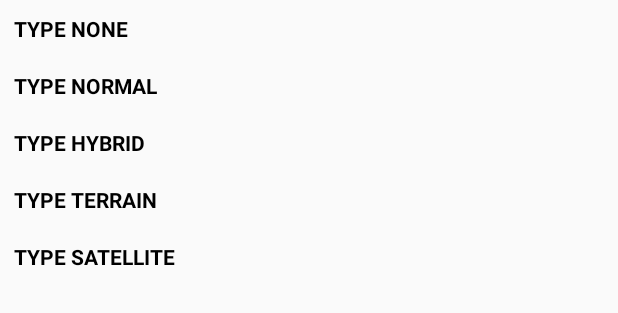
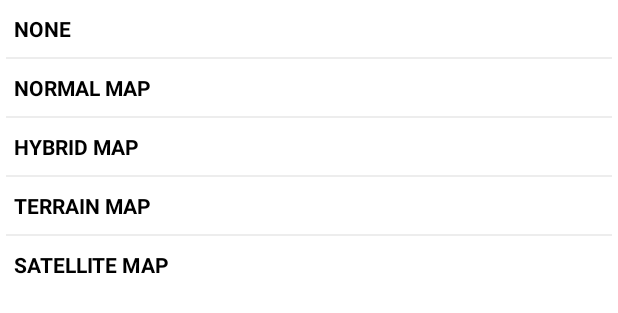
Before and after one commit to NDBNeer/FA_Namrata_C0853345_android, an Android app: the layout dialoglayout.xml on its own in the app's theme, with its tools: preview values and no code run, on a phone screen of 412 x 824 dp. Shown: the top 313 px of the screen. Run offline under Robolectric (Android 15) with nearby library versions, the phone set to English and light mode, and no system bars.

Commit message:
dialoglayout design changes

```diff
--- a/app/src/main/res/layout/dialoglayout.xml
+++ b/app/src/main/res/layout/dialoglayout.xml
@@ -2,6 +2,7 @@
 <LinearLayout xmlns:android="http://schemas.android.com/apk/res/android"
     android:layout_width="match_parent"
     android:layout_height="match_parent"
+    android:background="@color/white"
     android:orientation="vertical">
     <TextView
         android:id="@+id/type_none"
@@ -12,6 +13,13 @@
         android:layout_width="match_parent"
         android:layout_height="wrap_content">
     </TextView>
+    <View
+        android:layout_width="match_parent"
+        android:layout_height="@dimen/_1sdp"
+        android:background="@color/darkgrey"
+        android:layout_marginStart="@dimen/_3sdp"
+        android:layout_marginEnd="@dimen/_3sdp"
+        android:alpha="0.1"/>
     <TextView
         android:id="@+id/type_normal"
         android:padding="@dimen/_7sdp"
@@ -21,6 +29,13 @@
         android:layout_width="match_parent"
         android:layout_height="wrap_content">
     </TextView>
+    <View
+        android:layout_width="match_parent"
+        android:layout_height="@dimen/_1sdp"
+        android:background="@color/darkgrey"
+        android:layout_marginStart="@dimen/_3sdp"
+        android:layout_marginEnd="@dimen/_3sdp"
+        android:alpha="0.1"/>
     <TextView
         android:id="@+id/type_hybrid"
         android:padding="@dimen/_7sdp"
@@ -30,6 +45,13 @@
         android:layout_width="match_parent"
         android:layout_height="wrap_content">
     </TextView>
+    <View
+        android:layout_width="match_parent"
+        android:layout_height="@dimen/_1sdp"
+        android:background="@color/darkgrey"
+        android:layout_marginStart="@dimen/_3sdp"
+        android:layout_marginEnd="@dimen/_3sdp"
+        android:alpha="0.1"/>
     <TextView
         android:id="@+id/type_terrain"
         android:padding="@dimen/_7sdp"
@@ -39,6 +61,13 @@
         android:layout_width="match_parent"
         android:layout_height="wrap_content">
     </TextView>
+    <View
+        android:layout_width="match_parent"
+        android:layout_height="@dimen/_1sdp"
+        android:background="@color/darkgrey"
+        android:layout_marginStart="@dimen/_3sdp"
+        android:layout_marginEnd="@dimen/_3sdp"
+        android:alpha="0.1"/>
     <TextView
         android:id="@+id/type_satellite"
         android:padding="@dimen/_7sdp"
--- a/app/src/main/res/values/strings.xml
+++ b/app/src/main/res/values/strings.xml
@@ -1,11 +1,11 @@
 <resources>
     <string name="app_name">FA_Namrata_C0853345_android</string>
     <string name="google_maps_key">AIzaSyCb6mHsu4ph9RCL6a8SucpVhhbcuzh_Jzo</string>
-    <string name="type_none">TYPE NONE</string>
-    <string name="type_normal">TYPE NORMAL</string>
-    <string name="type_hybrid">TYPE HYBRID</string>
-    <string name="type_terrain">TYPE TERRAIN</string>
-    <string name="type_satellite">TYPE SATELLITE</string>
+    <string name="type_none">NONE</string>
+    <string name="type_normal">NORMAL MAP</string>
+    <string name="type_hybrid">HYBRID MAP</string>
+    <string name="type_terrain">TERRAIN MAP</string>
+    <string name="type_satellite">SATELLITE MAP</string>
     <string name="search_here">Try search here..!</string>
     <string name="search_or_long_press_on_map_to_save_favourites">Search or Long press on map to save favourites.!</string>
 
```
